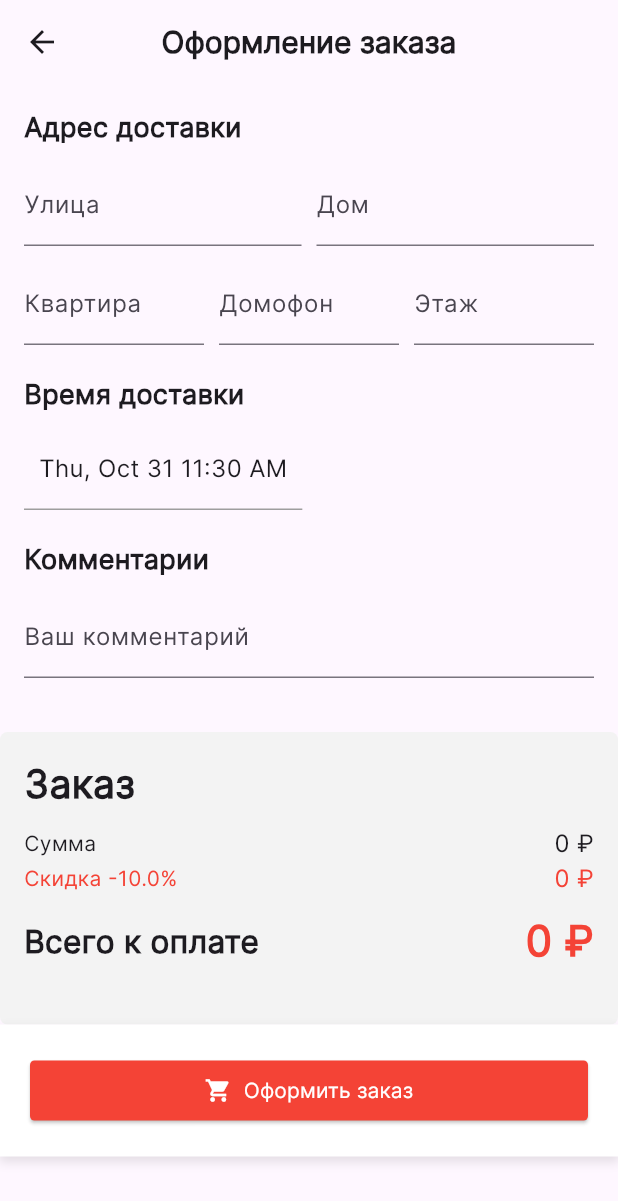
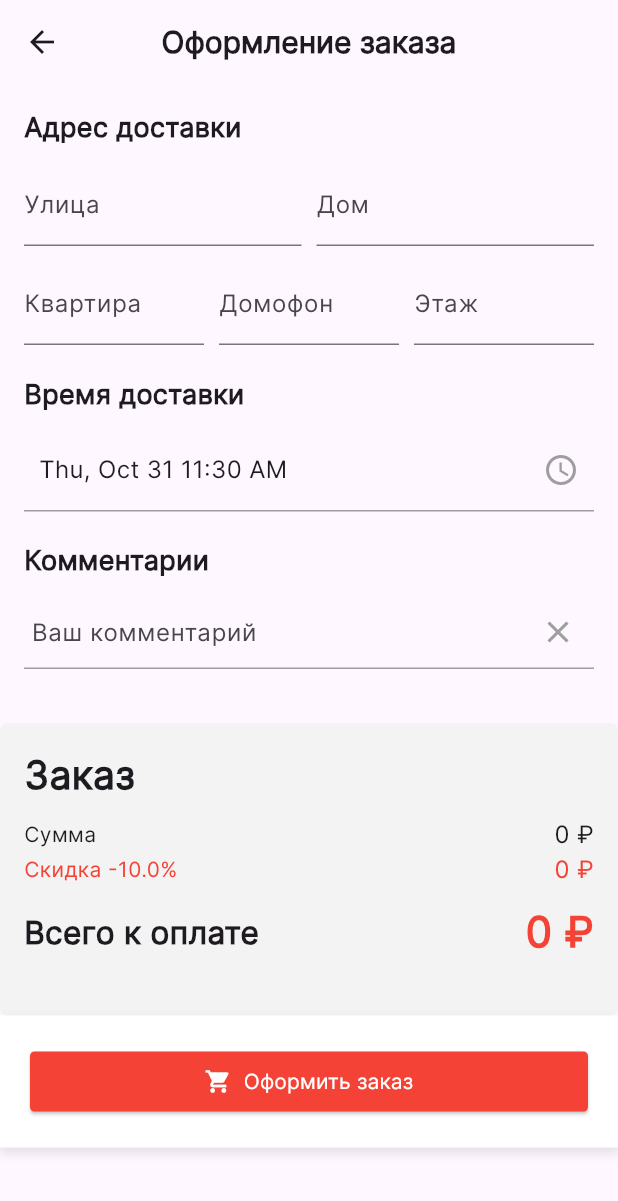
Before and after one commit to GerardDugal/pizza_and_flutter, a Flutter app: the CheckoutScreenDeliv screen opened directly, on a phone screen of 412 x 824 dp. Shown: the top 1201 px of the screen. Run offline on Flutter 3.47's test engine with Material 3 defaults, Android fonts, the phone set to English and light mode, and no system bars; our stand-ins replace hugeicons, ionicons; missing offline and left inert: dart:ffi; generated files the repository leaves out were written again; network calls fail.

Commit message:
дополнил оформление заказа в доставке

```diff
--- a/lib/widget/bucket/order_registration_delivery.dart
+++ b/lib/widget/bucket/order_registration_delivery.dart
@@ -295,21 +295,50 @@ Widget _buildOrderSuccessContent() {
                         bottom: BorderSide(color: Colors.grey), // Нижняя серая линия
                       ),
                     ),
-                    child: Text(
+                    child: Row(
+                      mainAxisAlignment: MainAxisAlignment.spaceBetween,
+                      children: [
+                        Text(
                           "${DateFormat('EEE, MMM d').format(_selectedPickupDate!)} ${_selectedPickupTime!.format(context)}",
                           style: TextStyle(fontSize: 16),
+                        ),
+                        Icon(Icons.access_time, color: Colors.grey),
+                      ],
                     ),
                   ),
                   SizedBox(height: 20),
                   Text("Комментарии", style: TextStyle(fontSize: 18, fontWeight: FontWeight.bold)),
                   SizedBox(height: 10),
-                  TextField(
+                  Container(
+                    decoration: BoxDecoration(
+                      border: Border(
+                        bottom: BorderSide(color: Colors.grey, width: 1.0), // Нижняя серая линия
+                      ),
+                    ),
+                    child: Row(
+                      mainAxisAlignment: MainAxisAlignment.spaceBetween,
+                      children: [
+                        Expanded(
+                          child: TextField(
                             controller: _commentController,
                             decoration: InputDecoration(
                               labelText: "Ваш комментарий",
-                      border: UnderlineInputBorder(), // Нижнее подчеркивание
+                              border: OutlineInputBorder(borderSide: BorderSide.none), // Без рамки
+                              contentPadding: EdgeInsets.all(1), // Отступы внутри поля
                             ),
                             maxLines: 1, // Поле ввода в одну строчку
+                          ),
+                        ),
+                        IconButton(
+                          icon: Icon(Icons.clear, color: Colors.grey), // Иконка крестика
+                          onPressed: () {
+                            setState(() {
+                              _commentController.clear(); // Очистить текст в поле
+                            });
+                          },
+                        ),
+                      ],
+                    ),
                   ),
                   SizedBox(height: 20),
                 ],
```
Lines whose indentation alone changed are shown as unchanged.
